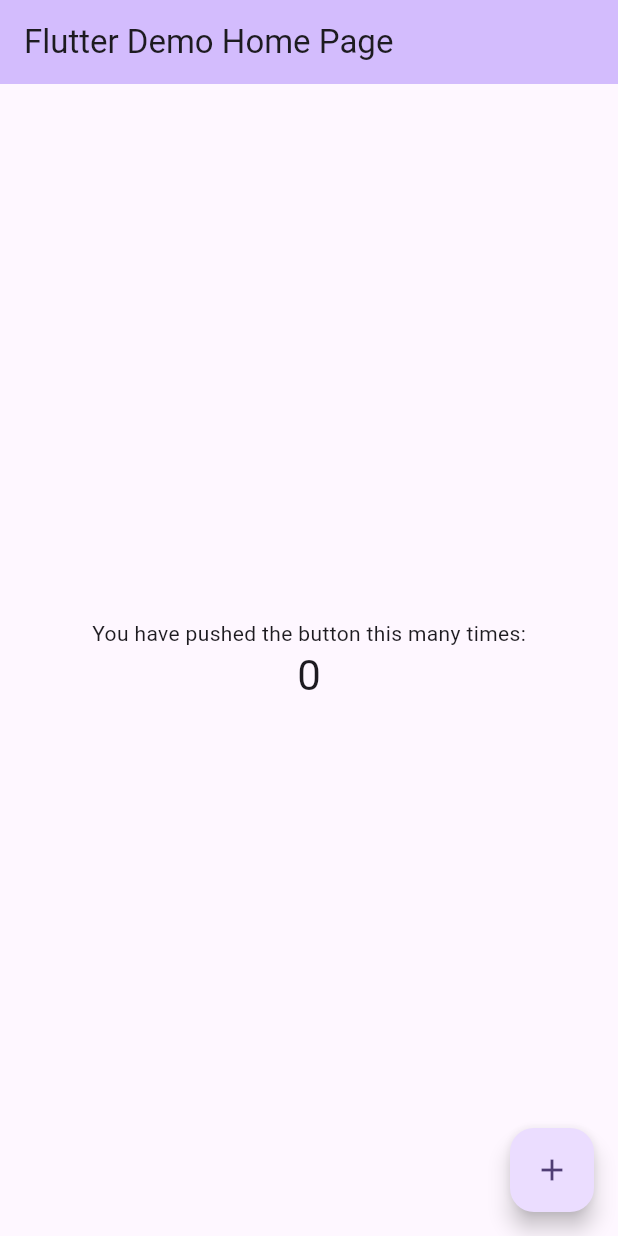
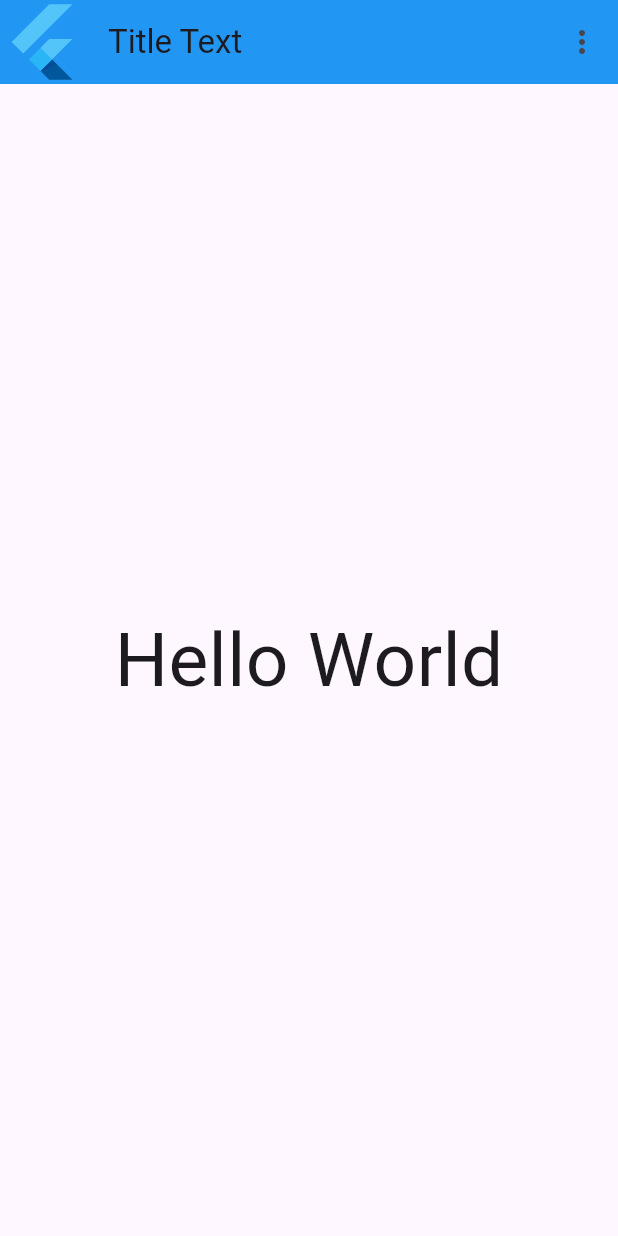
Before and after one commit to abdulahrudisoru/basic_flutter_exercises, a Flutter app: the screen it shows after launch, on a phone screen of 412 x 824 dp. Run offline on Flutter 3.47's test engine with Material 3 defaults, Android fonts, the phone set to English and light mode, and no system bars.

Commit message:
Question 001

```diff
--- a/lib/main.dart
+++ b/lib/main.dart
@@ -1,125 +1,15 @@
+import 'package:basic_flutter_exercises/questions/question_001.dart';
 import 'package:flutter/material.dart';
 
 void main() {
-  runApp(const MyApp());
+  runApp(MyApp());
 }
 
 class MyApp extends StatelessWidget {
   const MyApp({super.key});
 
-  // This widget is the root of your application.
   @override
   Widget build(BuildContext context) {
-    return MaterialApp(
-      title: 'Flutter Demo',
-      theme: ThemeData(
-        // This is the theme of your application.
-        //
-        // TRY THIS: Try running your application with "flutter run". You'll see
-        // the application has a purple toolbar. Then, without quitting the app,
-        // try changing the seedColor in the colorScheme below to Colors.green
-        // and then invoke "hot reload" (save your changes or press the "hot
-        // reload" button in a Flutter-supported IDE, or press "r" if you used
-        // the command line to start the app).
-        //
-        // Notice that the counter didn't reset back to zero; the application
-        // state is not lost during the reload. To reset the state, use hot
-        // restart instead.
-        //
-        // This works for code too, not just values: Most code changes can be
-        // tested with just a hot reload.
-        colorScheme: ColorScheme.fromSeed(seedColor: Colors.deepPurple),
-        useMaterial3: true,
-      ),
-      home: const MyHomePage(title: 'Flutter Demo Home Page'),
-    );
+    return Question001();
   }
 }
-
-class MyHomePage extends StatefulWidget {
-  const MyHomePage({super.key, required this.title});
-
-  // This widget is the home page of your application. It is stateful, meaning
-  // that it has a State object (defined below) that contains fields that affect
-  // how it looks.
-
-  // This class is the configuration for the state. It holds the values (in this
-  // case the title) provided by the parent (in this case the App widget) and
-  // used by the build method of the State. Fields in a Widget subclass are
-  // always marked "final".
-
-  final String title;
-
-  @override
-  State<MyHomePage> createState() => _MyHomePageState();
-}
-
-class _MyHomePageState extends State<MyHomePage> {
-  int _counter = 0;
-
-  void _incrementCounter() {
-    setState(() {
-      // This call to setState tells the Flutter framework that something has
-      // changed in this State, which causes it to rerun the build method below
-      // so that the display can reflect the updated values. If we changed
-      // _counter without calling setState(), then the build method would not be
-      // called again, and so nothing would appear to happen.
-      _counter++;
-    });
-  }
-
-  @override
-  Widget build(BuildContext context) {
-    // This method is rerun every time setState is called, for instance as done
-    // by the _incrementCounter method above.
-    //
-    // The Flutter framework has been optimized to make rerunning build methods
-    // fast, so that you can just rebuild anything that needs updating rather
-    // than having to individually change instances of widgets.
-    return Scaffold(
-      appBar: AppBar(
-        // TRY THIS: Try changing the color here to a specific color (to
-        // Colors.amber, perhaps?) and trigger a hot reload to see the AppBar
-        // change color while the other colors stay the same.
-        backgroundColor: Theme.of(context).colorScheme.inversePrimary,
-        // Here we take the value from the MyHomePage object that was created by
-        // the App.build method, and use it to set our appbar title.
-        title: Text(widget.title),
-      ),
-      body: Center(
-        // Center is a layout widget. It takes a single child and positions it
-        // in the middle of the parent.
-        child: Column(
-          // Column is also a layout widget. It takes a list of children and
-          // arranges them vertically. By default, it sizes itself to fit its
-          // children horizontally, and tries to be as tall as its parent.
-          //
-          // Column has various properties to control how it sizes itself and
-          // how it positions its children. Here we use mainAxisAlignment to
-          // center the children vertically; the main axis here is the vertical
-          // axis because Columns are vertical (the cross axis would be
-          // horizontal).
-          //
-          // TRY THIS: Invoke "debug painting" (choose the "Toggle Debug Paint"
-          // action in the IDE, or press "p" in the console), to see the
-          // wireframe for each widget.
-          mainAxisAlignment: MainAxisAlignment.center,
-          children: <Widget>[
-            const Text(
-              'You have pushed the button this many times:',
-            ),
-            Text(
-              '$_counter',
-              style: Theme.of(context).textTheme.headlineMedium,
-            ),
-          ],
-        ),
-      ),
-      floatingActionButton: FloatingActionButton(
-        onPressed: _incrementCounter,
-        tooltip: 'Increment',
-        child: const Icon(Icons.add),
-      ), // This trailing comma makes auto-formatting nicer for build methods.
-    );
-  }
-}
--- /dev/null
+++ b/lib/questions/question_001.dart
@@ -0,0 +1,33 @@
+import 'package:flutter/material.dart';
+
+class Question001 extends StatelessWidget {
+  const Question001({super.key});
+
+  @override
+  Widget build(BuildContext context) {
+    return MaterialApp(
+      debugShowCheckedModeBanner: false,
+      home: Scaffold(
+        appBar: AppBar(
+          backgroundColor: Colors.blue,
+          centerTitle: false,
+          title: Text("Title Text"),
+          leading: FlutterLogo(),
+          actions: [
+            IconButton(
+                onPressed: () {
+                  print("Click");
+                },
+                icon: Icon(Icons.more_vert)),
+          ],
+        ),
+        body: Center(
+          child: Text(
+            "Hello World",
+            style: TextStyle(fontSize: 50),
+          ),
+        ),
+      ),
+    );
+  }
+}
```
